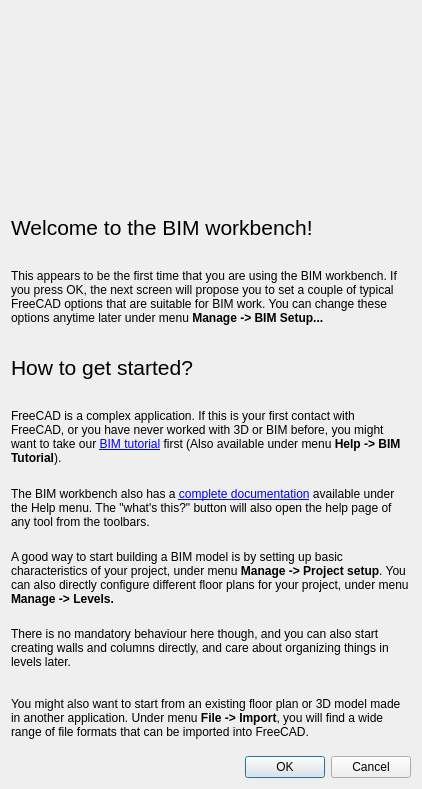
Qt form src/Mod/BIM/Resources/ui/dialogWelcome.ui (southseact-3d/fcd) before a commit.
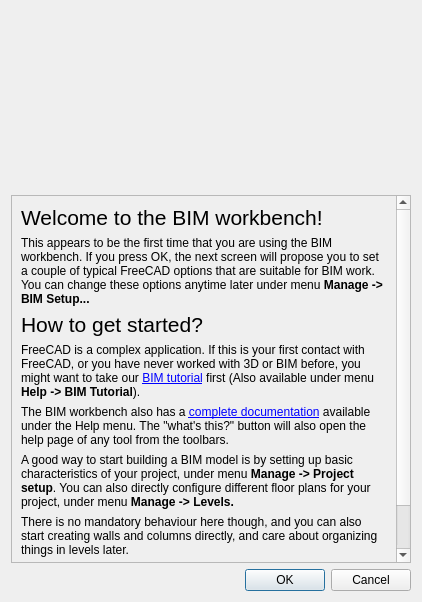
The same form after that commit. Icons and pictures are not drawn.

Commit message: BIM: Added frame to welcome dialog - supersedes #17393

```diff
--- a/src/Mod/BIM/Resources/ui/dialogWelcome.ui
+++ b/src/Mod/BIM/Resources/ui/dialogWelcome.ui
@@ -7,7 +7,7 @@
     <x>0</x>
     <y>0</y>
     <width>412</width>
-    <height>789</height>
+    <height>602</height>
    </rect>
   </property>
   <property name="windowTitle">
@@ -46,6 +46,21 @@
     </widget>
    </item>
    <item>
+    <widget class="QScrollArea" name="scrollArea">
+     <property name="widgetResizable">
+      <bool>true</bool>
+     </property>
+     <widget class="QWidget" name="scrollAreaWidgetContents">
+      <property name="geometry">
+       <rect>
+        <x>0</x>
+        <y>0</y>
+        <width>382</width>
+        <height>598</height>
+       </rect>
+      </property>
+      <layout class="QVBoxLayout" name="verticalLayout_2">
+       <item>
     <widget class="QLabel" name="label">
      <property name="font">
       <font>
@@ -127,6 +142,10 @@
      <property name="wordWrap">
       <bool>true</bool>
      </property>
+        </widget>
+       </item>
+      </layout>
+     </widget>
     </widget>
    </item>
    <item>
```
Lines whose indentation alone changed are shown as unchanged.
